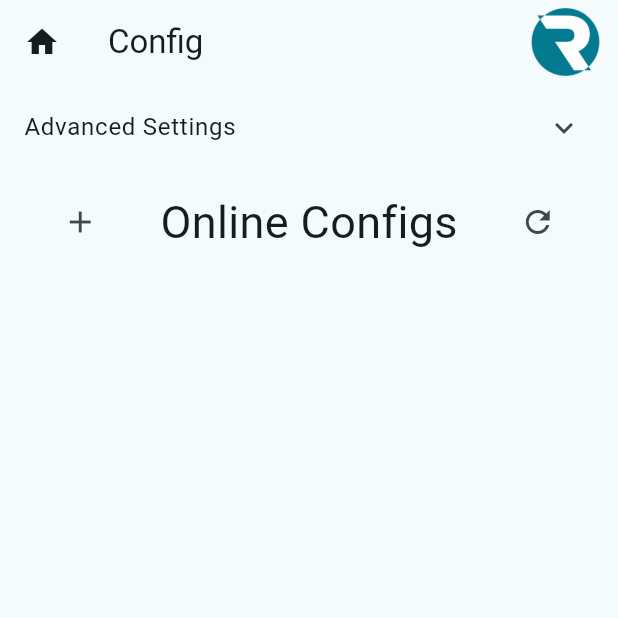
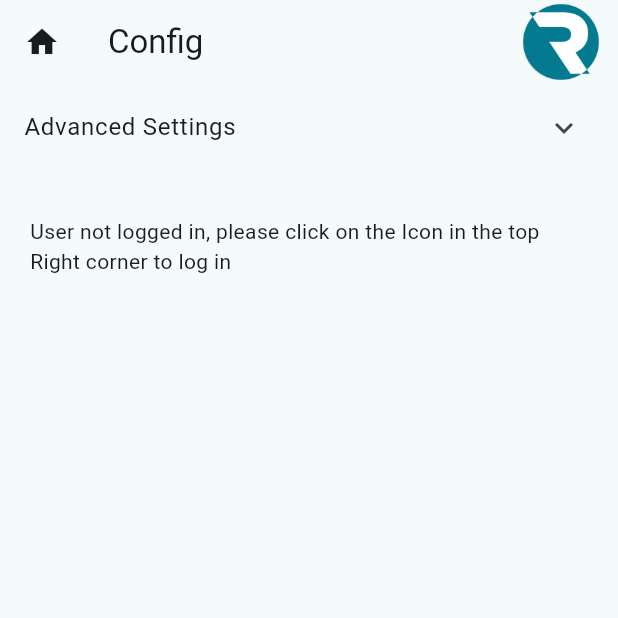
Before and after one commit to ms-840/bionic_interface_new, a Flutter app: the screen it shows after launch, after a tap on "Hand Configurations", on a phone screen of 412 x 824 dp, the top half of it. Run offline on Flutter 3.47's test engine with Material 3 defaults, Android fonts, the phone set to English and light mode, and no system bars; our stand-ins replace cloud_firestore, drift, firebase_auth, firebase_core, fl_chart, flutter_blue_plus and 2 more; missing offline and left inert: firebase_ui_auth, flutter_reactive_ble; accounts and stored records are empty; generated files the repository leaves out were written again.

Commit message:
implemented firebase config list

```diff
--- a/lib/screens/config_screen.dart
+++ b/lib/screens/config_screen.dart
@@ -39,10 +39,10 @@ class _ConfigScreenState extends State<ConfigScreen>{
   ///This refreshes the buffer used for displaying the available firebase configs
   void refreshConfigs() async{
     List<QueryDocumentSnapshot> tempList = await firebaseHandler.getHandConfigs(bleInterface.deviceSerialNumber!);
+    onlineConfigs.clear();
 
     for(var item in tempList){
       dynamic tempData = item.data();
-      print(tempData);
       onlineConfigs.add(OnlineConfig(
           documentID: item.id,
           userID: tempData["userID"],
@@ -72,11 +72,67 @@ class _ConfigScreenState extends State<ConfigScreen>{
           title: const Text("Config"),
           actions: [
             const SizedBox.shrink(),
-            Image.asset('assets/images/logo.png', fit: BoxFit.contain, height: 50,),
+            IconButton(
+                icon: Image.asset('assets/images/logo.png', fit: BoxFit.contain),
+                iconSize: 50,
+                padding: EdgeInsets.zero,
+                onPressed: (){
+                  if(Provider.of<FirebaseHandler>(context, listen: false).loggedIn){
+                    context.go("/profile");
+                  }
+                  else{
+                    context.go("/sign-in");
+                  }
+                }
+            ),
             const SizedBox(width: 10,)
           ],
         ),
         body: const Text("No device connected, configs cannot be shown"),
+      );
+    }
+
+    else if(!firebaseHandler.loggedIn){
+      return Scaffold(
+        floatingActionButtonLocation: FloatingActionButtonLocation.endTop,
+        appBar: AppBar(
+          leading: IconButton(
+            icon: const Icon(Icons.home),
+            onPressed: (){
+              context.go("/");
+            },
+          ),
+          title: const Text("Config"),
+          actions: [
+            const SizedBox.shrink(),
+            IconButton(
+                icon: Image.asset('assets/images/logo.png', fit: BoxFit.contain),
+                iconSize: 50,
+                padding: EdgeInsets.zero,
+                onPressed: (){
+                  if(Provider.of<FirebaseHandler>(context, listen: false).loggedIn){
+                    context.go("/profile");
+                  }
+                  else{
+                    context.go("/sign-in");
+                  }
+                }
+            ),            const SizedBox(width: 10,)
+          ],
+        ),
+        body: const Column(
+          mainAxisAlignment: MainAxisAlignment.start,
+          children: [
+            //Set configs manually
+            AdvancedSettingsScreen(), // <this should only be available when logged in?
+            //Firebase config interface
+            SizedBox(height: 10),
+            Padding(
+              padding: EdgeInsets.all(20.0),
+              child: Text("User not logged in, please click on the Icon in the top Right corner to log in"),
+            ),
+          ],
+        ),
       );
     }
 
@@ -92,7 +148,19 @@ class _ConfigScreenState extends State<ConfigScreen>{
         title: const Text("Config"),
         actions: [
           const SizedBox.shrink(),
-          Image.asset('assets/images/logo.png', fit: BoxFit.contain, height: 50,),
+          IconButton(
+              icon: Image.asset('assets/images/logo.png', fit: BoxFit.contain),
+              iconSize: 50,
+              padding: EdgeInsets.zero,
+              onPressed: (){
+                if(Provider.of<FirebaseHandler>(context, listen: false).loggedIn){
+                  context.go("/profile");
+                }
+                else{
+                  context.go("/sign-in");
+                }
+              }
+          ),
           const SizedBox(width: 10,)
         ],
       ),
@@ -108,8 +176,13 @@ class _ConfigScreenState extends State<ConfigScreen>{
                 mainAxisAlignment: MainAxisAlignment.spaceEvenly,
                 children: [
                   IconButton(
-                      onPressed: (){
-                        print("add new config");
+                      onPressed: () async{
+                        await showDialog(
+                            context: context,
+                            builder: (context) =>
+                                addConfigDialog()
+                        );
+                        refreshConfigs();
                       },
                       icon: const Icon(Icons.add)
                   ),
@@ -157,6 +230,43 @@ class _ConfigScreenState extends State<ConfigScreen>{
       ),
     );
   }
+
+
+  Dialog addConfigDialog(){
+    var controller = TextEditingController();
+    String defaultName = "Default Name";
+    return Dialog(
+      child: Padding(
+        padding: const EdgeInsets.all(8.0),
+        child: Column(
+          mainAxisAlignment: MainAxisAlignment.start,
+          mainAxisSize: MainAxisSize.min,
+          children: [
+            const Text("Config Name"),
+            TextField(
+              controller: controller,
+              onSubmitted: (String value) async{
+                if(value.isEmpty){
+                  controller.text = defaultName;
+                }
+              },
+            ),
+            TextButton(
+              onPressed: () {
+                if(controller.text.isEmpty){
+                  controller.text = defaultName;
+                }
+                firebaseHandler.saveNewConfig("0123456789", "newConfigJSON", controller.text);
+                Navigator.pop(context);
+              },
+              child: const Text('OK'),
+            ),
+          ],
+        ),
+      ),
+    );
+  }
+
 }
 
 /// just an easier representation of the online configs
```
